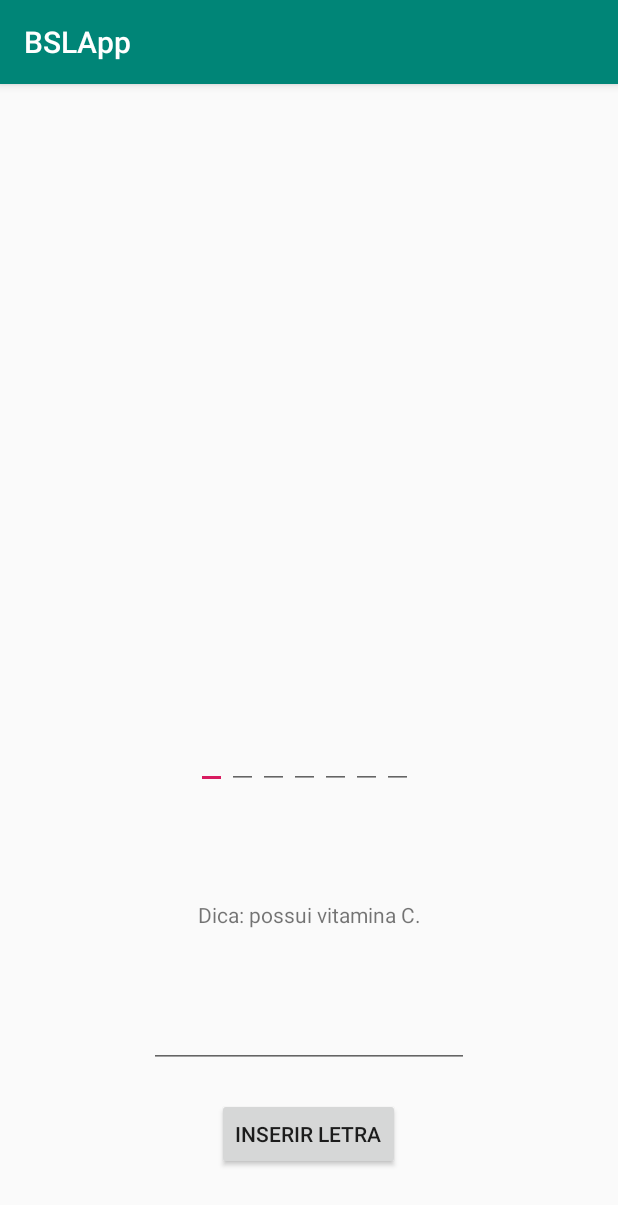
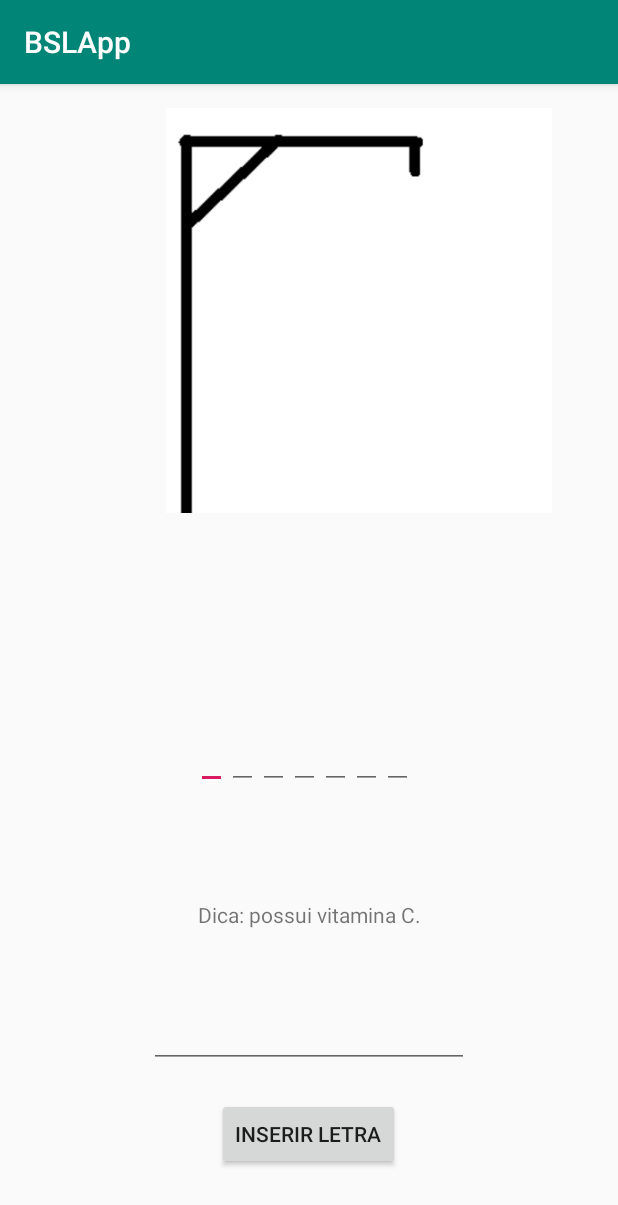
Before and after one commit to rodrigoAMF/brazilian-sign-language-recognition-system, an Android app: the screen it shows after launch (Forca), on a phone screen of 412 x 824 dp. Shown: the top 1205 px of the screen. Run offline under Robolectric (Android 15) with nearby library versions, the phone set to English and light mode, and no system bars.

Commit message:
Add: plotando imagem da forca quando usuário erra

```diff
--- a/BSLApp/app/src/main/res/layout/activity_forca.xml
+++ b/BSLApp/app/src/main/res/layout/activity_forca.xml
@@ -68,4 +68,19 @@
         app:layout_constraintTop_toBottomOf="@+id/tvDica"
         app:layout_constraintVertical_bias="1.0" />
 
+    <ImageView
+        android:id="@+id/imageView2"
+        android:layout_width="264dp"
+        android:layout_height="270dp"
+        android:layout_marginStart="8dp"
+        android:layout_marginLeft="8dp"
+        android:layout_marginTop="16dp"
+        android:layout_marginEnd="8dp"
+        android:layout_marginRight="8dp"
+        app:layout_constraintEnd_toEndOf="parent"
+        app:layout_constraintHorizontal_bias="0.755"
+        app:layout_constraintStart_toStartOf="parent"
+        app:layout_constraintTop_toTopOf="parent"
+        app:srcCompat="@drawable/forcainicial" />
+
 </android.support.constraint.ConstraintLayout>
```
Also changed, not shown: BSLApp/app/src/main/java/com/example/bslapp/Forca.java (+32 -4 lines), BSLApp/app/src/main/res/drawable-v24/forcainicial.png (added), 8 other files.
